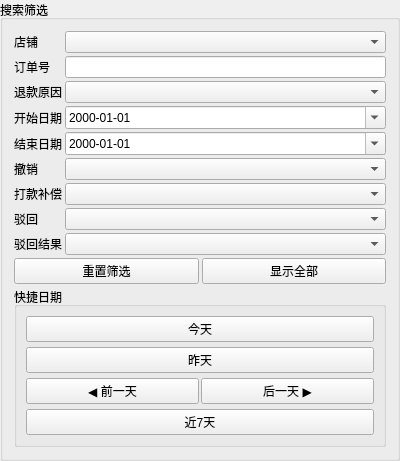
Old version of the form search_panel.ui in the repository 244727418/shouhou.
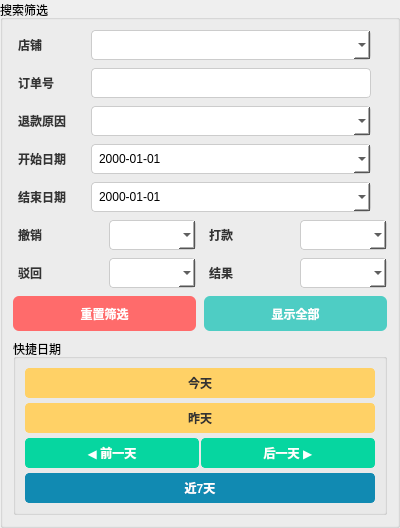
New version of the form.

Commit message: 优化了搜索筛选板块的ui显示

Diff of the .ui file:
```diff
--- a/search_panel.ui
+++ b/search_panel.ui
@@ -18,26 +18,62 @@
   </property>
   <layout class="QGridLayout" name="search_layout">
    <property name="horizontalSpacing">
-    <number>3</number>
+    <number>8</number>
    </property>
    <property name="verticalSpacing">
-    <number>3</number>
+    <number>8</number>
+   </property>
+   <property name="leftMargin">
+    <number>10</number>
+   </property>
+   <property name="topMargin">
+    <number>10</number>
+   </property>
+   <property name="rightMargin">
+    <number>10</number>
+   </property>
+   <property name="bottomMargin">
+    <number>10</number>
+   </property>
+   <property name="leftMargin">
+    <number>10</number>
+   </property>
+   <property name="topMargin">
+    <number>10</number>
+   </property>
+   <property name="rightMargin">
+    <number>10</number>
+   </property>
+   <property name="bottomMargin">
+    <number>10</number>
    </property>
    <item row="0" column="0">
     <widget class="QLabel" name="label_store">
      <property name="text">
       <string>店铺</string>
      </property>
+     <property name="minimumSize">
+      <size>
+       <width>60</width>
+       <height>30</height>
+      </size>
+     </property>
+     <property name="styleSheet">
+      <string notr="true">padding: 2px; font-weight: bold; color: #333333;</string>
+     </property>
     </widget>
    </item>
    <item row="0" column="1">
     <widget class="QComboBox" name="search_store_combo">
      <property name="minimumSize">
       <size>
-       <width>100</width>
-       <height>0</height>
+       <width>150</width>
+       <height>30</height>
       </size>
      </property>
+     <property name="styleSheet">
+      <string notr="true">padding: 5px; border: 1px solid #cccccc; border-radius: 4px; background-color: #ffffff;</string>
+     </property>
     </widget>
    </item>
    <item row="1" column="0">
@@ -45,16 +81,28 @@
      <property name="text">
       <string>订单号</string>
      </property>
+     <property name="minimumSize">
+      <size>
+       <width>60</width>
+       <height>30</height>
+      </size>
+     </property>
+     <property name="styleSheet">
+      <string notr="true">padding: 2px; font-weight: bold; color: #333333;</string>
+     </property>
     </widget>
    </item>
    <item row="1" column="1">
     <widget class="QLineEdit" name="search_order_edit">
      <property name="minimumSize">
       <size>
-       <width>100</width>
-       <height>0</height>
+       <width>150</width>
+       <height>30</height>
       </size>
      </property>
+     <property name="styleSheet">
+      <string notr="true">padding: 5px; border: 1px solid #cccccc; border-radius: 4px; background-color: #ffffff;</string>
+     </property>
     </widget>
    </item>
    <item row="2" column="0">
@@ -62,16 +110,28 @@
      <property name="text">
       <string>退款原因</string>
      </property>
+     <property name="minimumSize">
+      <size>
+       <width>70</width>
+       <height>30</height>
+      </size>
+     </property>
+     <property name="styleSheet">
+      <string notr="true">padding: 2px; font-weight: bold; color: #333333;</string>
+     </property>
     </widget>
    </item>
    <item row="2" column="1">
     <widget class="QComboBox" name="search_reason_combo">
      <property name="minimumSize">
       <size>
-       <width>100</width>
-       <height>0</height>
+       <width>150</width>
+       <height>30</height>
       </size>
      </property>
+     <property name="styleSheet">
+      <string notr="true">padding: 5px; border: 1px solid #cccccc; border-radius: 4px; background-color: #ffffff;</string>
+     </property>
     </widget>
    </item>
    <item row="3" column="0">
@@ -79,6 +139,15 @@
      <property name="text">
       <string>开始日期</string>
      </property>
+     <property name="minimumSize">
+      <size>
+       <width>70</width>
+       <height>30</height>
+      </size>
+     </property>
+     <property name="styleSheet">
+      <string notr="true">padding: 2px; font-weight: bold; color: #333333;</string>
+     </property>
     </widget>
    </item>
    <item row="3" column="1">
@@ -89,6 +158,15 @@
      <property name="displayFormat">
       <string>yyyy-MM-dd</string>
      </property>
+     <property name="minimumSize">
+      <size>
+       <width>150</width>
+       <height>30</height>
+      </size>
+     </property>
+     <property name="styleSheet">
+      <string notr="true">padding: 5px; border: 1px solid #cccccc; border-radius: 4px; background-color: #ffffff;</string>
+     </property>
     </widget>
    </item>
    <item row="4" column="0">
@@ -96,6 +174,15 @@
      <property name="text">
       <string>结束日期</string>
      </property>
+     <property name="minimumSize">
+      <size>
+       <width>70</width>
+       <height>30</height>
+      </size>
+     </property>
+     <property name="styleSheet">
+      <string notr="true">padding: 2px; font-weight: bold; color: #333333;</string>
+     </property>
     </widget>
    </item>
    <item row="4" column="1">
@@ -106,61 +193,165 @@
      <property name="displayFormat">
       <string>yyyy-MM-dd</string>
      </property>
-    </widget>
-   </item>
-   <item row="5" column="0">
-    <widget class="QLabel" name="label_cancel">
-     <property name="text">
-      <string>撤销</string>
+     <property name="minimumSize">
+      <size>
+       <width>150</width>
+       <height>30</height>
+      </size>
      </property>
-    </widget>
-   </item>
-   <item row="5" column="1">
-    <widget class="QComboBox" name="search_cancel_combo"/>
-   </item>
-   <item row="6" column="0">
-    <widget class="QLabel" name="label_compensate">
-     <property name="text">
-      <string>打款补偿</string>
+     <property name="styleSheet">
+      <string notr="true">padding: 5px; border: 1px solid #cccccc; border-radius: 4px; background-color: #ffffff;</string>
      </property>
     </widget>
    </item>
-   <item row="6" column="1">
-    <widget class="QComboBox" name="search_compensate_combo"/>
-   </item>
-   <item row="7" column="0">
-    <widget class="QLabel" name="label_reject">
-     <property name="text">
-      <string>驳回</string>
+   <!-- 第5行：撤销和打款在同一行 - 参考快捷日期布局 -->
+   <item row="5" column="0" colspan="4">
+    <layout class="QHBoxLayout" name="cancel_compensate_layout">
+     <property name="spacing">
+      <number>8</number>
      </property>
-    </widget>
+     <item>
+      <widget class="QLabel" name="label_cancel">
+       <property name="text">
+        <string>撤销</string>
+       </property>
+       <property name="minimumSize">
+        <size>
+         <width>30</width>
+         <height>30</height>
+        </size>
+       </property>
+       <property name="styleSheet">
+        <string notr="true">padding: 2px; font-weight: bold; color: #333333;</string>
+       </property>
+      </widget>
+     </item>
+     <item>
+      <widget class="QComboBox" name="search_cancel_combo">
+       <property name="minimumSize">
+        <size>
+         <width>80</width>
+         <height>30</height>
+        </size>
+       </property>
+       <property name="styleSheet">
+        <string notr="true">padding: 5px; border: 1px solid #cccccc; border-radius: 4px; background-color: #ffffff;</string>
+       </property>
+      </widget>
+     </item>
+     <item>
+      <widget class="QLabel" name="label_compensate">
+       <property name="text">
+        <string>打款</string>
+       </property>
+       <property name="minimumSize">
+        <size>
+         <width>30</width>
+         <height>30</height>
+        </size>
+       </property>
+       <property name="styleSheet">
+        <string notr="true">padding: 2px; font-weight: bold; color: #333333;</string>
+       </property>
+      </widget>
+     </item>
+     <item>
+      <widget class="QComboBox" name="search_compensate_combo">
+       <property name="minimumSize">
+        <size>
+         <width>80</width>
+         <height>30</height>
+        </size>
+       </property>
+       <property name="styleSheet">
+        <string notr="true">padding: 5px; border: 1px solid #cccccc; border-radius: 4px; background-color: #ffffff;</string>
+       </property>
+      </widget>
+     </item>
+    </layout>
    </item>
-   <item row="7" column="1">
-    <widget class="QComboBox" name="search_reject_combo"/>
-   </item>
-   <item row="8" column="0">
-    <widget class="QLabel" name="label_reject_result">
-     <property name="text">
-      <string>驳回结果</string>
+   <!-- 第6行：驳回和结果在同一行 - 参考快捷日期布局 -->
+   <item row="6" column="0" colspan="4">
+    <layout class="QHBoxLayout" name="reject_result_layout">
+     <property name="spacing">
+      <number>8</number>
      </property>
-    </widget>
+     <item>
+      <widget class="QLabel" name="label_reject">
+       <property name="text">
+        <string>驳回</string>
+       </property>
+       <property name="minimumSize">
+        <size>
+         <width>30</width>
+         <height>30</height>
+        </size>
+       </property>
+       <property name="styleSheet">
+        <string notr="true">padding: 2px; font-weight: bold; color: #333333;</string>
+       </property>
+      </widget>
+     </item>
+     <item>
+      <widget class="QComboBox" name="search_reject_combo">
+       <property name="minimumSize">
+        <size>
+         <width>80</width>
+         <height>30</height>
+        </size>
+       </property>
+       <property name="styleSheet">
+        <string notr="true">padding: 5px; border: 1px solid #cccccc; border-radius: 4px; background-color: #ffffff;</string>
+       </property>
+      </widget>
+     </item>
+     <item>
+      <widget class="QLabel" name="label_reject_result">
+       <property name="text">
+        <string>结果</string>
+       </property>
+       <property name="minimumSize">
+        <size>
+         <width>30</width>
+         <height>30</height>
+        </size>
+       </property>
+       <property name="styleSheet">
+        <string notr="true">padding: 2px; font-weight: bold; color: #333333;</string>
+       </property>
+      </widget>
+     </item>
+     <item>
+      <widget class="QComboBox" name="search_reject_result_combo">
+       <property name="minimumSize">
+        <size>
+         <width>80</width>
+         <height>30</height>
+        </size>
+       </property>
+       <property name="styleSheet">
+        <string notr="true">padding: 5px; border: 1px solid #cccccc; border-radius: 4px; background-color: #ffffff;</string>
+       </property>
+      </widget>
+     </item>
+    </layout>
    </item>
-   <item row="8" column="1">
-    <widget class="QComboBox" name="search_reject_result_combo"/>
-   </item>
-   <item row="9" column="0" colspan="2">
+   <item row="7" column="0" colspan="4">
     <layout class="QHBoxLayout" name="button_layout">
      <item>
       <widget class="QPushButton" name="reset_btn">
        <property name="text">
         <string>重置筛选</string>
        </property>
-       <property name="fixedSize">
+       <property name="minimumSize">
         <size>
          <width>100</width>
-         <height>0</height>
+         <height>35</height>
         </size>
        </property>
+       <property name="styleSheet">
+        <string notr="true">padding: 8px 16px; border: none; border-radius: 6px; background-color: #FF6B6B; color: white; font-weight: bold;</string>
+       </property>
       </widget>
      </item>
      <item>
@@ -168,17 +359,20 @@
        <property name="text">
         <string>显示全部</string>
        </property>
-       <property name="fixedSize">
+       <property name="minimumSize">
         <size>
          <width>100</width>
-         <height>0</height>
+         <height>35</height>
         </size>
        </property>
+       <property name="styleSheet">
+        <string notr="true">padding: 8px 16px; border: none; border-radius: 6px; background-color: #4ECDC4; color: white; font-weight: bold;</string>
+       </property>
       </widget>
      </item>
     </layout>
    </item>
-   <item row="10" column="0" colspan="2">
+   <item row="8" column="0" colspan="4">
     <widget class="QGroupBox" name="quick_date_group">
      <property name="title">
       <string>快捷日期</string>
@@ -192,6 +386,15 @@
         <property name="text">
          <string>今天</string>
         </property>
+        <property name="minimumSize">
+         <size>
+          <width>80</width>
+          <height>30</height>
+         </size>
+        </property>
+        <property name="styleSheet">
+         <string notr="true">padding: 5px 10px; border: 1px solid #FFD166; border-radius: 4px; background-color: #FFD166; color: #333333; font-weight: bold;</string>
+        </property>
        </widget>
       </item>
       <item>
@@ -199,6 +402,15 @@
         <property name="text">
          <string>昨天</string>
         </property>
+        <property name="minimumSize">
+         <size>
+          <width>80</width>
+          <height>30</height>
+         </size>
+        </property>
+        <property name="styleSheet">
+         <string notr="true">padding: 5px 10px; border: 1px solid #FFD166; border-radius: 4px; background-color: #FFD166; color: #333333; font-weight: bold;</string>
+        </property>
        </widget>
       </item>
       <item>
@@ -211,6 +423,15 @@
           <property name="text">
            <string>◀ 前一天</string>
           </property>
+          <property name="minimumSize">
+           <size>
+            <width>90</width>
+            <height>30</height>
+           </size>
+          </property>
+          <property name="styleSheet">
+           <string notr="true">padding: 5px 8px; border: 1px solid #06D6A0; border-radius: 4px; background-color: #06D6A0; color: white; font-weight: bold;</string>
+          </property>
          </widget>
         </item>
         <item>
@@ -218,6 +439,15 @@
           <property name="text">
            <string>后一天 ▶</string>
           </property>
+          <property name="minimumSize">
+           <size>
+            <width>90</width>
+            <height>30</height>
+           </size>
+          </property>
+          <property name="styleSheet">
+           <string notr="true">padding: 5px 8px; border: 1px solid #06D6A0; border-radius: 4px; background-color: #06D6A0; color: white; font-weight: bold;</string>
+          </property>
          </widget>
         </item>
        </layout>
@@ -227,6 +457,15 @@
         <property name="text">
          <string>近7天</string>
         </property>
+        <property name="minimumSize">
+         <size>
+          <width>80</width>
+          <height>30</height>
+         </size>
+        </property>
+        <property name="styleSheet">
+         <string notr="true">padding: 5px 10px; border: 1px solid #118AB2; border-radius: 4px; background-color: #118AB2; color: white; font-weight: bold;</string>
+        </property>
        </widget>
       </item>
      </layout>
```
Left out of the diff: 6 changed lines with no effect on the pictures. The commit also changes 1 other file.
